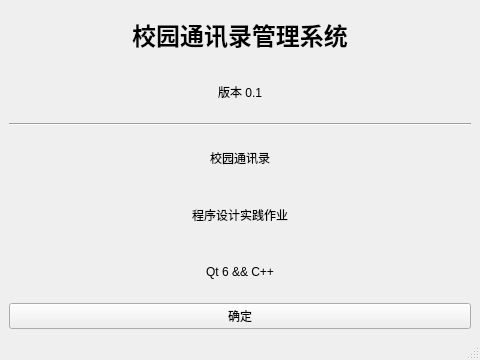
The window that address_list/about.ui (storm-1614/XMUT-programming-practice) describes before a commit, drawn with Qt 5.
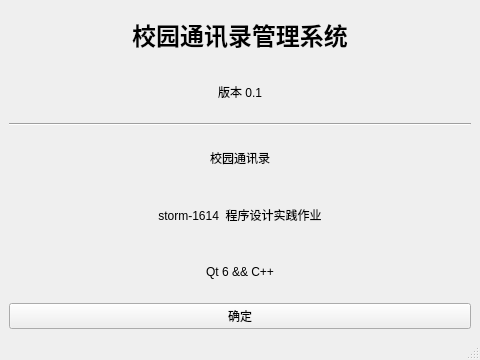
The same window after the commit.

Patch:
```diff
--- a/address_list/about.ui
+++ b/address_list/about.ui
@@ -64,7 +64,7 @@
     <item>
      <widget class="QLabel" name="labelSchool">
       <property name="text">
-       <string>程序设计实践作业</string>
+       <string>storm-1614  程序设计实践作业</string>
       </property>
       <property name="alignment">
        <set>Qt::AlignmentFlag::AlignCenter</set>
```
